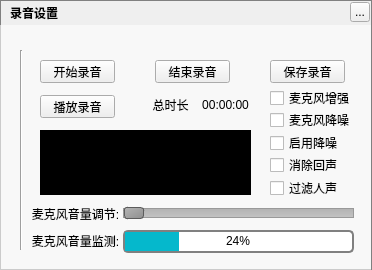
Before: the Qt Designer form ui/application/musicaudiorecorderwidget.ui in Greedysky/TTKMusicPlayer, drawn with Qt 5.
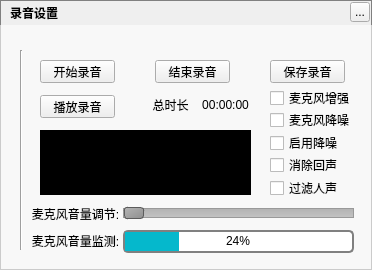
After: the same form once the commit is applied.

The edit to the form file:
```diff
--- a/ui/application/musicaudiorecorderwidget.ui
+++ b/ui/application/musicaudiorecorderwidget.ui
@@ -21,7 +21,7 @@
     <rect>
      <x>0</x>
      <y>0</y>
-     <width>371</width>
+     <width>372</width>
      <height>270</height>
     </rect>
    </property>
@@ -328,7 +328,7 @@
     <rect>
      <x>0</x>
      <y>25</y>
-     <width>371</width>
+     <width>372</width>
      <height>245</height>
     </rect>
    </property>
```
Left out of the diff: 2 changed lines with no effect on the pictures.
